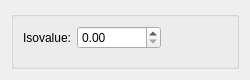
Before: the Qt Designer form src/Interface/Modules/Fields/ExtractSimpleIsosurface.ui in SCIInstitute/SCIRun, drawn with Qt 5.
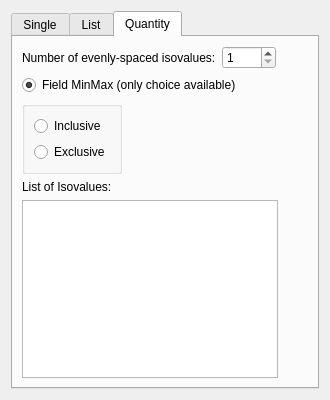
After: the same form once the commit is applied. The open tabs and pages were chosen to show the change.

Commit message: Add tabs to ESI gui

The edit to the form file:
```diff
--- a/src/Interface/Modules/Fields/ExtractSimpleIsosurface.ui
+++ b/src/Interface/Modules/Fields/ExtractSimpleIsosurface.ui
@@ -6,8 +6,8 @@
    <rect>
     <x>0</x>
     <y>0</y>
-    <width>250</width>
-    <height>80</height>
+    <width>330</width>
+    <height>400</height>
    </rect>
   </property>
   <property name="sizePolicy">
@@ -18,8 +18,8 @@
   </property>
   <property name="minimumSize">
    <size>
-    <width>250</width>
-    <height>80</height>
+    <width>330</width>
+    <height>400</height>
    </size>
   </property>
   <property name="windowTitle">
@@ -27,14 +27,15 @@
   </property>
   <layout class="QVBoxLayout" name="verticalLayout">
    <item>
-    <widget class="QGroupBox" name="groupBox">
-     <property name="title">
-      <string/>
+    <widget class="QTabWidget" name="tabWidget">
+     <property name="currentIndex">
+      <number>0</number>
      </property>
+     <widget class="QWidget" name="tab">
+      <attribute name="title">
+       <string>Single</string>
+      </attribute>
      <layout class="QFormLayout" name="formLayout">
-      <property name="fieldGrowthPolicy">
-       <enum>QFormLayout::FieldsStayAtSizeHint</enum>
-      </property>
       <item row="0" column="0">
        <widget class="QLabel" name="label_3">
         <property name="text">
@@ -56,6 +57,99 @@
        </widget>
       </item>
      </layout>
+     </widget>
+     <widget class="QWidget" name="tab_2">
+      <attribute name="title">
+       <string>List</string>
+      </attribute>
+      <layout class="QVBoxLayout" name="verticalLayout_2">
+       <item>
+        <widget class="QLabel" name="label">
+         <property name="text">
+          <string>Type list of desired values, comma-delimited.</string>
+         </property>
+        </widget>
+       </item>
+       <item>
+        <widget class="QPlainTextEdit" name="listPlainTextEdit_"/>
+       </item>
+      </layout>
+     </widget>
+     <widget class="QWidget" name="tab_3">
+      <attribute name="title">
+       <string>Quantity</string>
+      </attribute>
+      <layout class="QFormLayout" name="formLayout_2">
+       <item row="0" column="0">
+        <layout class="QHBoxLayout" name="horizontalLayout">
+         <item>
+          <widget class="QLabel" name="label_2">
+           <property name="text">
+            <string>Number of evenly-spaced isovalues:</string>
+           </property>
+          </widget>
+         </item>
+         <item>
+          <widget class="QSpinBox" name="quantitySpinBox_">
+           <property name="minimum">
+            <number>1</number>
+           </property>
+           <property name="maximum">
+            <number>9999</number>
+           </property>
+          </widget>
+         </item>
+        </layout>
+       </item>
+       <item row="1" column="0">
+        <widget class="QRadioButton" name="radioButton">
+         <property name="text">
+          <string>Field MinMax (only choice available)</string>
+         </property>
+         <property name="checked">
+          <bool>true</bool>
+         </property>
+        </widget>
+       </item>
+       <item row="2" column="0">
+        <widget class="QGroupBox" name="groupBox">
+         <property name="title">
+          <string/>
+         </property>
+         <layout class="QVBoxLayout" name="verticalLayout_3">
+          <item>
+           <widget class="QRadioButton" name="inclusiveRadioButton_">
+            <property name="text">
+             <string>Inclusive</string>
+            </property>
+           </widget>
+          </item>
+          <item>
+           <widget class="QRadioButton" name="exclusiveRadioButton_">
+            <property name="text">
+             <string>Exclusive</string>
+            </property>
+           </widget>
+          </item>
+         </layout>
+        </widget>
+       </item>
+       <item row="3" column="0">
+        <widget class="QLabel" name="label_4">
+         <property name="text">
+          <string>List of Isovalues:</string>
+         </property>
+        </widget>
+       </item>
+       <item row="4" column="0">
+        <widget class="QPlainTextEdit" name="isovalListFromQuantityPlainTextEdit_">
+         <property name="readOnly">
+          <bool>true</bool>
+         </property>
+        </widget>
+       </item>
+      </layout>
+     </widget>
     </widget>
    </item>
   </layout>
```
Left out of the diff: 2 changed lines with no effect on the pictures. Lines whose indentation alone changed are shown as unchanged. The commit also changes 1 other file.
